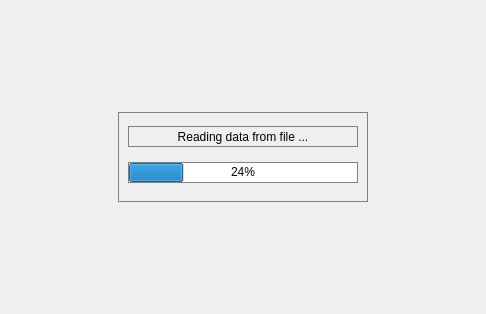
Before: the Qt Designer form src/gui/ProgressWidget.ui in torrentg/ccruncher, drawn with Qt 5.
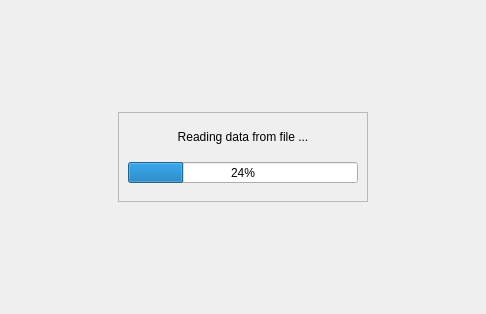
After: the same form once the commit is applied.

What changed in the file:
```diff
--- a/src/gui/ProgressWidget.ui
+++ b/src/gui/ProgressWidget.ui
@@ -55,10 +55,10 @@
       </size>
      </property>
      <property name="autoFillBackground">
-      <bool>false</bool>
+      <bool>true</bool>
      </property>
      <property name="styleSheet">
-      <string notr="true">border: 1px solid gray;</string>
+      <string notr="true"/>
      </property>
      <property name="frameShape">
       <enum>QFrame::StyledPanel</enum>
```
